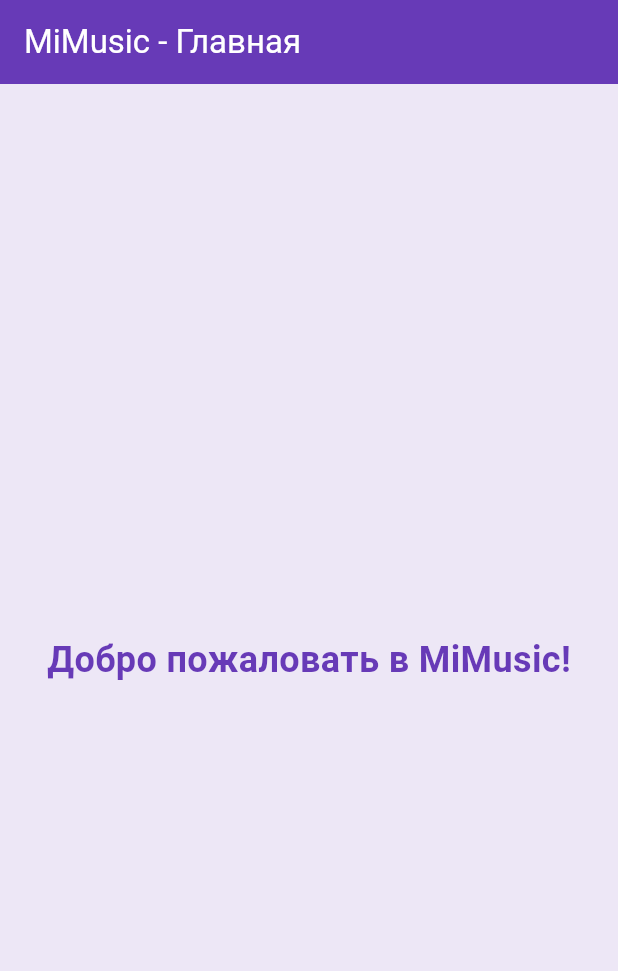
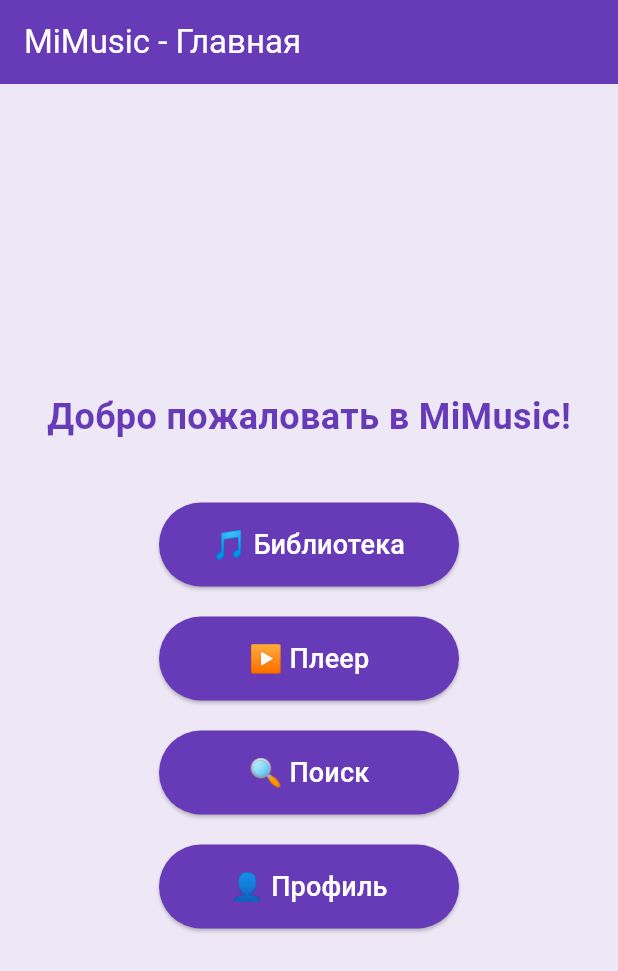
Before and after one commit to mifoxti/lyakhov_prac_1, a Flutter app: the screen it shows after launch, on a phone screen of 412 x 824 dp. Shown: the top 971 px of the screen. Run offline on Flutter 3.47's test engine with Material 3 defaults, Android fonts, the phone set to English and light mode, and no system bars.

Commit message:
редакт главного экрана для взаимодействия со всеми экранами

```diff
--- a/lib/screens/home_screen.dart
+++ b/lib/screens/home_screen.dart
@@ -1,5 +1,8 @@
 import 'package:flutter/material.dart';
-
+import 'library_screen.dart';
+import 'player_screen.dart';
+import 'search_screen.dart';
+import 'profile_screen.dart';
 
 class HomeScreen extends StatelessWidget {
   const HomeScreen({super.key});
@@ -24,6 +27,30 @@ class HomeScreen extends StatelessWidget {
                 fontWeight: FontWeight.bold,
                 color: Colors.deepPurple,
               ),
+            ),
+            const SizedBox(height: 40),
+            _buildNavigationButton(
+              context,
+              '🎵 Библиотека',
+              const LibraryScreen(),
+            ),
+            const SizedBox(height: 20),
+            _buildNavigationButton(
+              context,
+              '▶️ Плеер',
+              const PlayerScreen(),
+            ),
+            const SizedBox(height: 20),
+            _buildNavigationButton(
+              context,
+              '🔍 Поиск',
+              const SearchScreen(),
+            ),
+            const SizedBox(height: 20),
+            _buildNavigationButton(
+              context,
+              '👤 Профиль',
+              const ProfileScreen(),
             ),
           ],
         ),
```
